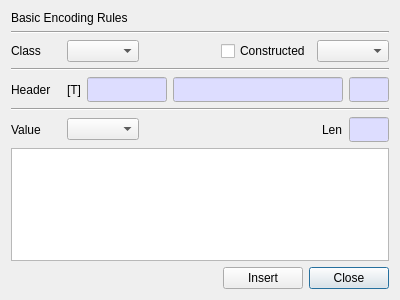
Qt form BerEditor/insert_ber_dlg.ui (jykim74/BerEditor) before a commit.
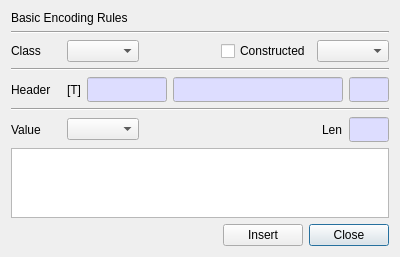
The same form after that commit.

The edit to the form file:
```diff
--- a/BerEditor/insert_ber_dlg.ui
+++ b/BerEditor/insert_ber_dlg.ui
@@ -7,7 +7,7 @@
     <x>0</x>
     <y>0</y>
     <width>400</width>
-    <height>300</height>
+    <height>249</height>
    </rect>
   </property>
   <property name="windowTitle">
```
